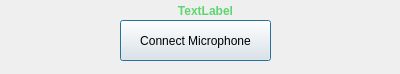
First picture: the form in sourcecode/client/voiceDialog.ui, repository Team-Chimera/Comm-Audio, before the edit.
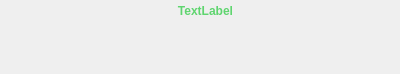
Second picture: the form after the edit.

The edit to the form file:
```diff
--- a/sourcecode/client/voiceDialog.ui
+++ b/sourcecode/client/voiceDialog.ui
@@ -16,14 +16,21 @@
   <widget class="QPushButton" name="connectVoice">
    <property name="geometry">
     <rect>
-     <x>120</x>
+     <x>180</x>
      <y>20</y>
-     <width>151</width>
+     <width>51</width>
      <height>41</height>
     </rect>
    </property>
+   <property name="styleSheet">
+    <string notr="true">background: none;
+border: none;</string>
+   </property>
    <property name="text">
-    <string>Connect Microphone</string>
+    <string/>
+   </property>
+   <property name="flat">
+    <bool>true</bool>
    </property>
   </widget>
   <widget class="QLabel" name="client">
```
Left out of the diff: 2 changed lines with no effect on the pictures.
